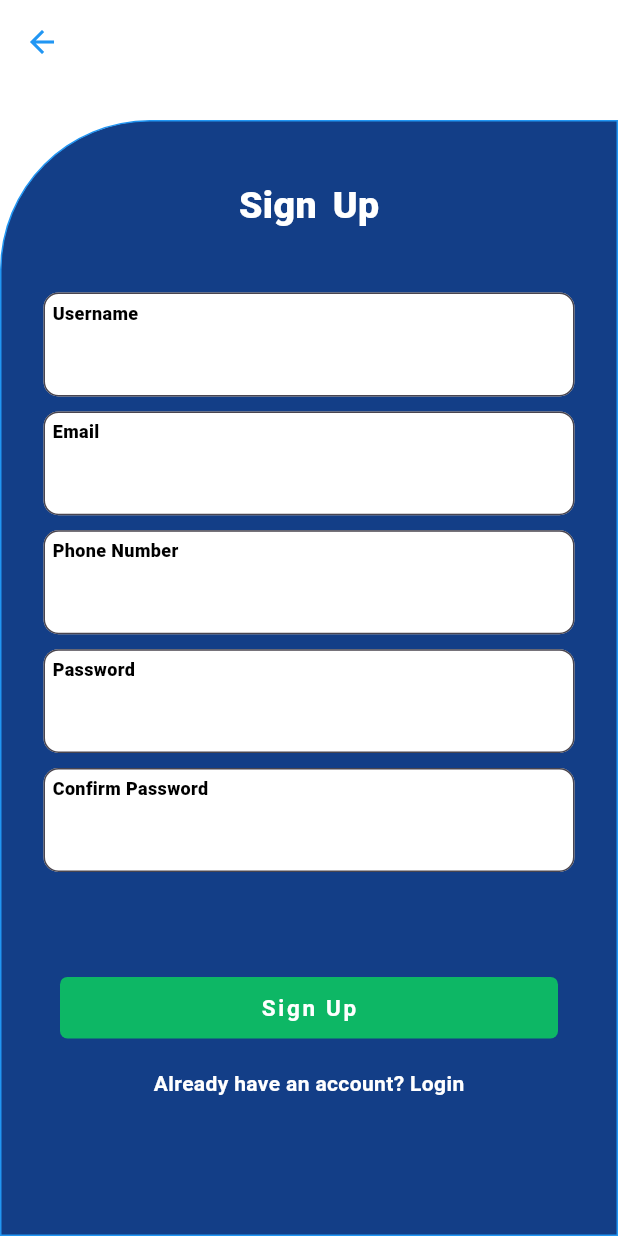
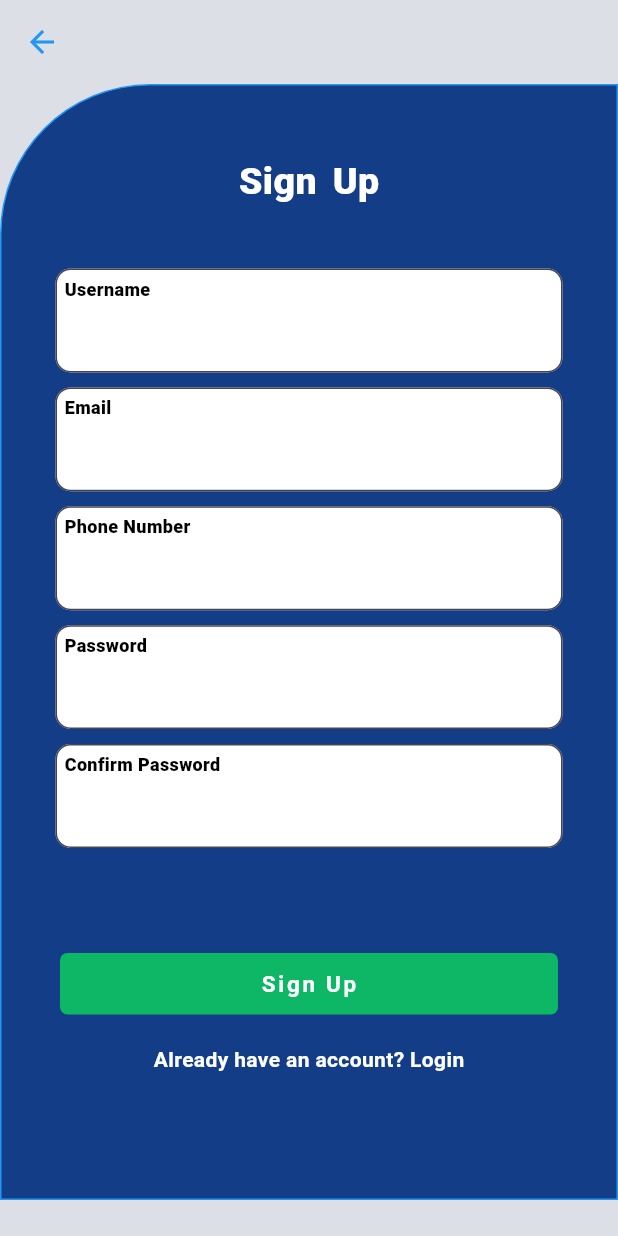
Before and after one commit to markAropon/GreenhouseMonitoringProject, a Flutter app: the screen it shows after launch, after a tap on "Sign Up", on a phone screen of 412 x 824 dp. Run offline on Flutter 3.47's test engine with Material 3 defaults, Android fonts, the phone set to English and light mode, and no system bars; drawn by our look-alikes of bounce; our stand-ins replace awesome_dialog, camera, firebase_auth, firebase_core, lottie; missing offline and left inert: tflite_flutter; accounts and stored records are empty; project files that could hold a hidden picture were left out.

Commit message:
modify UI

```diff
--- a/lib/functions/rootView.dart
+++ b/lib/functions/rootView.dart
@@ -33,7 +33,7 @@ class Rootview extends StatelessWidget {
   }
 }
 
-Future<void> _logout(BuildContext context) async {
+Future<void> logout(BuildContext context) async {
   AwesomeDialog(
     context: context,
     dialogType: DialogType.warning,
--- a/lib/pages/dashboard.dart
+++ b/lib/pages/dashboard.dart
@@ -19,7 +19,7 @@ class _DashboardState extends State<Dashboard> {
 
   // ignore: unused_field
   static const List<Widget> _widgetOptions = <Widget>[
-    Text('!st Screen'),
+    Text('1st Screen'),
     Text('2nd Screen'),
     Text('3rd Screen'),
   ];
--- a/lib/pages/landingPage.dart
+++ b/lib/pages/landingPage.dart
@@ -13,14 +13,19 @@ class _LandingpageState extends State<Landingpage> {
   @override
   Widget build(BuildContext context) {
     return Scaffold(
-      body: Stack(
-        children: [
-          Positioned.fill(
-            child: Image.asset(
-              'assets/bgImages/file1 1.png',
-              fit: BoxFit.fill,
+      body: Container(
+        decoration: const BoxDecoration(
+          gradient: LinearGradient(
+            begin: Alignment.topCenter,
+            end: Alignment.bottomCenter,
+            colors: [
+              Color.fromARGB(255, 220, 224, 230), // Light Steel Blue
+              Color.fromARGB(255, 97, 174, 236), // Steel Blue
+            ],
           ),
         ),
+        child: Stack(
+          children: [
             Center(
               child: Column(
                 mainAxisAlignment: MainAxisAlignment.center,
@@ -34,27 +39,29 @@ class _LandingpageState extends State<Landingpage> {
                           mainAxisSize: MainAxisSize.min,
                           children: [
                             SizedBox(
-                            width: 180,
+                              width: 280,
                               child: Row(
                                 mainAxisAlignment: MainAxisAlignment.center,
                                 children: [
                                   Image.asset(
                                     'assets/icons/Group127.png',
                                     fit: BoxFit.contain,
-                                  width: 20,
+                                    width: 50, // Adjust the size here
+                                    height:
+                                        50, // Optional: Adjust height if needed
                                   ),
-                                const SizedBox(width: 2),
-                                Text(
+                                  const SizedBox(width: 5),
+                                  const Text(
                                     'GREEMO',
                                     style: TextStyle(
-                                    color: Colors.blue[900],
-                                    fontSize: 30,
+                                      color: Color.fromARGB(255, 0, 151, 8),
+                                      fontSize: 50,
                                       fontWeight: FontWeight.w900,
                                     ),
                                   ),
                                 ],
                               ),
-                          )
+                            ),
                           ],
                         ),
                       ],
@@ -72,8 +79,8 @@ class _LandingpageState extends State<Landingpage> {
               ),
             ),
             Positioned(
-            left: 40,
-            bottom: 20,
+              left: 50,
+              bottom: 40,
               child: TextButton(
                 onPressed: () {
                   goToLogin(context);
@@ -89,8 +96,8 @@ class _LandingpageState extends State<Landingpage> {
               ),
             ),
             Positioned(
-            right: 40,
-            bottom: 20,
+              right: 50,
+              bottom: 40,
               child: TextButton(
                 onPressed: () {
                   goToSignUp(context);
@@ -106,6 +113,7 @@ class _LandingpageState extends State<Landingpage> {
               ),
             ),
           ],
+        ),
       ),
     );
   }
--- a/lib/pages/signUp.dart
+++ b/lib/pages/signUp.dart
@@ -89,31 +89,40 @@ class _SignupState extends State<Signup> {
 
   @override
   Widget build(BuildContext context) {
+    // MediaQuery for responsive sizes
+    double screenWidth = MediaQuery.of(context).size.width;
+    double screenHeight = MediaQuery.of(context).size.height;
+
     return Scaffold(
-      backgroundColor: Colors.white,
+      resizeToAvoidBottomInset:
+          true, // Ensures UI is resized when the keyboard appears
+      backgroundColor: const Color.fromARGB(255, 220, 224, 230),
       appBar: AppBar(
         iconTheme: const IconThemeData(
           color: Colors.blue,
         ),
         title: const Text(''),
-        backgroundColor: Colors.white,
+        backgroundColor: const Color.fromARGB(255, 220, 224, 230),
       ),
-      body: Stack(
+      body: SingleChildScrollView(
+        // Ensures scrolling when the keyboard appears
+        child: Stack(
           children: [
             Align(
               alignment: Alignment.bottomCenter,
               child: Container(
-              width: MediaQuery.of(context).size.width,
-              height: MediaQuery.of(context).size.height - 80,
+                width: screenWidth,
+                height: screenHeight - 80,
                 decoration: const BoxDecoration(
                   color: Color.fromRGBO(19, 62, 135, 1),
                   border: Border.symmetric(
                       vertical: BorderSide(color: Colors.blue, width: 1),
                       horizontal: BorderSide(color: Colors.blue, width: 1)),
-                borderRadius: BorderRadius.only(topLeft: Radius.circular(100)),
+                  borderRadius:
+                      BorderRadius.only(topLeft: Radius.circular(100)),
                 ),
                 child: Padding(
-                padding: const EdgeInsets.all(8.0),
+                  padding: const EdgeInsets.all(16.0),
                   child: Column(
                     children: [
                       const SizedBox(height: 10),
@@ -140,6 +149,7 @@ class _SignupState extends State<Signup> {
                         ],
                       ),
                       const SizedBox(height: 40),
+                      // Username field
                       Textfield(
                         Controller: username,
                         obscureText: false,
@@ -148,6 +158,7 @@ class _SignupState extends State<Signup> {
                         isPasswordField: false,
                       ),
                       const SizedBox(height: 10),
+                      // Email field
                       Textfield(
                         Controller: email,
                         obscureText: false,
@@ -156,6 +167,7 @@ class _SignupState extends State<Signup> {
                         isPasswordField: false,
                       ),
                       const SizedBox(height: 10),
+                      // Phone number field
                       Textfield(
                         Controller: phoneNumber,
                         obscureText: false,
@@ -164,6 +176,7 @@ class _SignupState extends State<Signup> {
                         isPasswordField: false,
                       ),
                       const SizedBox(height: 10),
+                      // Password field
                       Textfield(
                         Controller: password,
                         obscureText: true,
@@ -172,6 +185,7 @@ class _SignupState extends State<Signup> {
                         isPasswordField: true,
                       ),
                       const SizedBox(height: 10),
+                      // Confirm password field
                       Textfield(
                         Controller: confirmpassword,
                         obscureText: true,
@@ -180,6 +194,7 @@ class _SignupState extends State<Signup> {
                         isPasswordField: true,
                       ),
                       const SizedBox(height: 70),
+                      // Sign Up button
                       Buttons(
                         onTap: signUpUser,
                         color: const Color.fromARGB(255, 13, 183, 101),
@@ -187,6 +202,7 @@ class _SignupState extends State<Signup> {
                         labelColor: Colors.white,
                       ),
                       const SizedBox(height: 20),
+                      // Login link
                       Row(
                         mainAxisSize: MainAxisSize.min,
                         mainAxisAlignment: MainAxisAlignment.center,
@@ -223,6 +239,7 @@ class _SignupState extends State<Signup> {
             ),
           ],
         ),
+      ),
     );
   }
 }
```
Also changed, not shown: lib/pages/app_login.dart (+13 -5 lines), lib/pages/dashboardLP.dart (+55 -27 lines), lib/utility_widgets/statusViews.dart (+47 -12 lines), 4 other files. Lines whose indentation alone changed are shown as unchanged.
